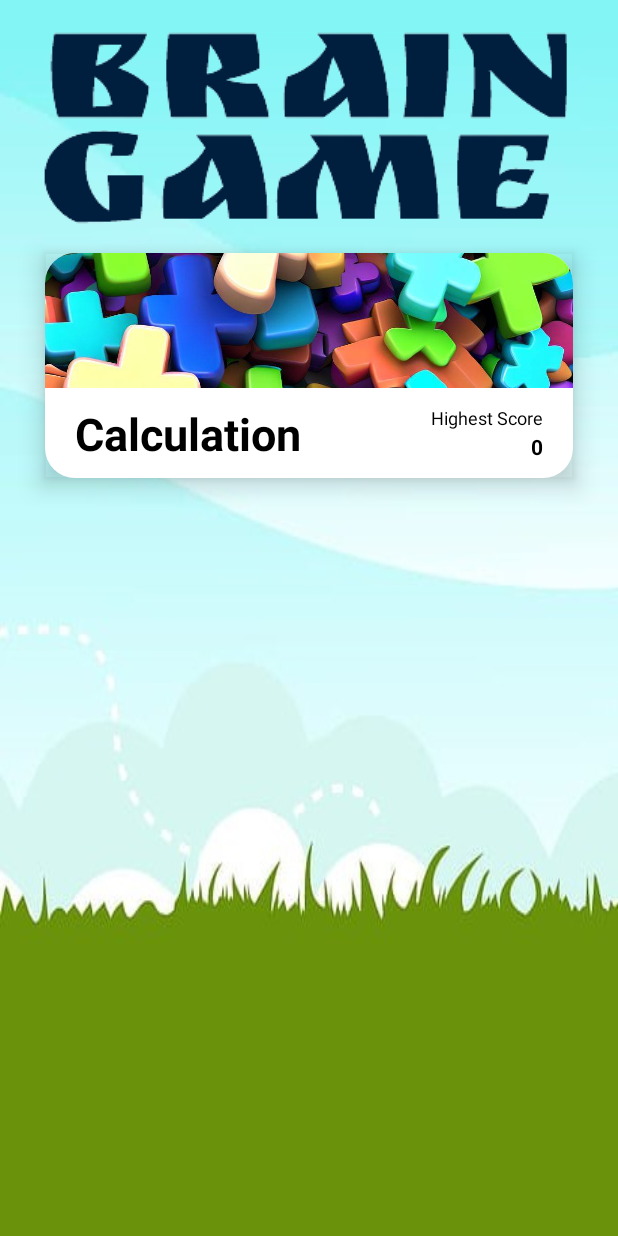
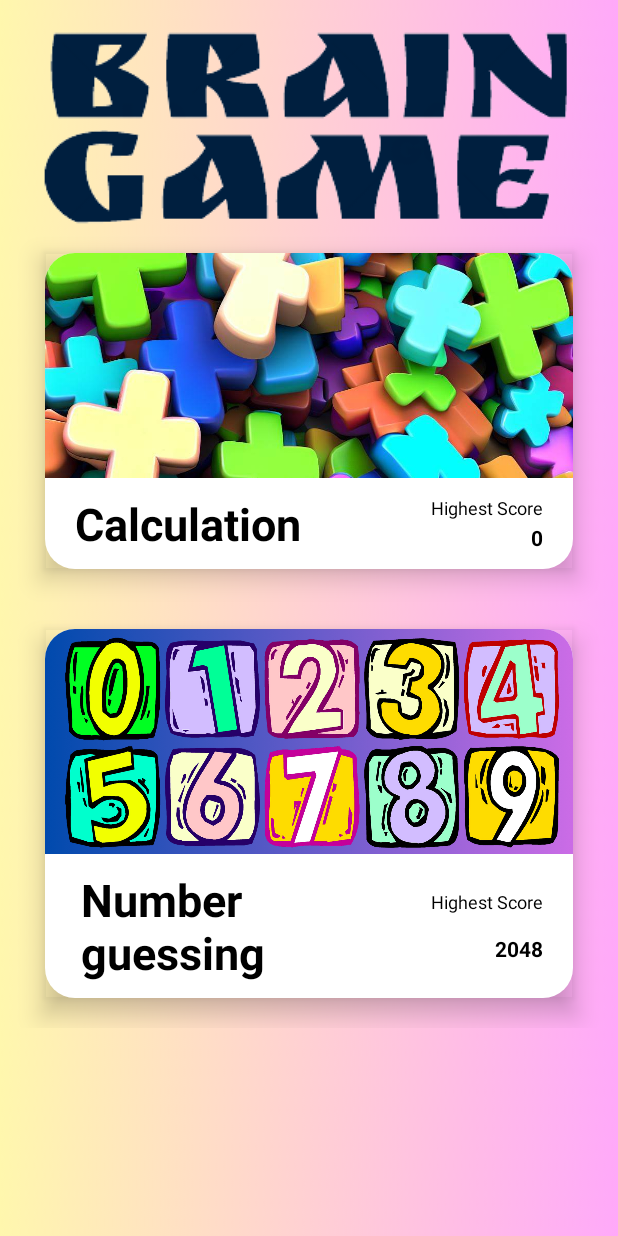
Before and after one commit to tranbaoanhh27/brain-game, an Android app: the screen it shows after launch (MainActivity), on a phone screen of 412 x 824 dp. Run offline under Robolectric (Android 15) with nearby library versions, the phone set to English and light mode, and no system bars.

Commit message:
Initialize Number guessing game

```diff
--- a/app/src/main/AndroidManifest.xml
+++ b/app/src/main/AndroidManifest.xml
@@ -12,6 +12,9 @@
         android:supportsRtl="true"
         android:theme="@style/Theme.MathGame"
         tools:targetApi="31">
+        <activity
+            android:name=".NumberGuessingGameActivity"
+            android:exported="false" />
         <activity
             android:name=".GameResultActivity"
             android:exported="false" />
--- a/app/src/main/java/com/basoft/braingame/MainActivity.java
+++ b/app/src/main/java/com/basoft/braingame/MainActivity.java
@@ -9,8 +9,8 @@ import android.os.Bundle;
 import android.widget.TextView;
 
 public class MainActivity extends AppCompatActivity {
-    private CardView calculationGameCard;
-    private TextView calculationHighScoreTextView;
+    private CardView calculationGameCard, numberGuessingGameCard;
+    private TextView calculationHighScoreTextView, numberGuessingHighScoreTextView;
 
     @Override
     protected void onCreate(Bundle savedInstanceState) {
@@ -34,6 +34,12 @@ public class MainActivity extends AppCompatActivity {
 
     private void setupNavigationRoutes() {
         calculationGameCard.setOnClickListener(v -> startCalculationGameActivity());
+        numberGuessingGameCard.setOnClickListener(v -> startNumberGuessingGameActivity());
+    }
+
+    private void startNumberGuessingGameActivity() {
+        Intent numberGuessingGame = new Intent(MainActivity.this, NumberGuessingGameActivity.class);
+        startActivity(numberGuessingGame);
     }
 
     private void startCalculationGameActivity() {
@@ -44,5 +50,7 @@ public class MainActivity extends AppCompatActivity {
     private void findViews() {
         calculationGameCard = findViewById(R.id.calculation_card);
         calculationHighScoreTextView = findViewById(R.id.calculation_high_score);
+        numberGuessingGameCard = findViewById(R.id.number_guessing_card);
+        numberGuessingHighScoreTextView = findViewById(R.id.number_guessing_high_score);
     }
 }
--- a/app/src/main/res/layout/activity_main.xml
+++ b/app/src/main/res/layout/activity_main.xml
@@ -4,7 +4,7 @@
     xmlns:tools="http://schemas.android.com/tools"
     android:layout_width="match_parent"
     android:layout_height="match_parent"
-    android:background="@drawable/main_background"
+    android:background="@drawable/gradient_pink_background"
     tools:context=".MainActivity">
 
     <ImageView
@@ -35,7 +35,7 @@
             <androidx.cardview.widget.CardView
                 android:id="@+id/calculation_card"
                 android:layout_width="match_parent"
-                android:layout_height="150dp"
+                android:layout_height="wrap_content"
                 android:layout_marginVertical="20dp"
                 android:layout_marginHorizontal="30dp"
                 app:cardBackgroundColor="@android:color/transparent"
@@ -49,13 +49,12 @@
                     <com.google.android.material.imageview.ShapeableImageView
                         android:id="@+id/calculation_image"
                         android:layout_width="match_parent"
-                        android:layout_height="0dp"
+                        android:layout_height="150dp"
                         android:src="@drawable/plus_button_background"
                         android:scaleType="centerCrop"
                         app:layout_constraintStart_toStartOf="parent"
                         app:layout_constraintEnd_toEndOf="parent"
                         app:layout_constraintTop_toTopOf="parent"
-                        app:layout_constraintHeight_percent="0.6"
                         app:shapeAppearanceOverlay="@style/roundedImageView"/>
 
                     <TextView
@@ -67,6 +66,7 @@
                         android:textStyle="bold"
                         android:textColor="@color/black"
                         android:layout_marginStart="20dp"
+                        android:layout_marginVertical="10dp"
                         app:layout_constraintTop_toBottomOf="@id/calculation_image"
                         app:layout_constraintBottom_toBottomOf="parent"
                         app:layout_constraintStart_toStartOf="parent"/>
@@ -99,6 +99,75 @@
 
             </androidx.cardview.widget.CardView>
 
+            <androidx.cardview.widget.CardView
+                android:id="@+id/number_guessing_card"
+                android:layout_width="match_parent"
+                android:layout_height="wrap_content"
+                android:layout_marginVertical="20dp"
+                android:layout_marginHorizontal="30dp"
+                app:cardBackgroundColor="@android:color/transparent"
+                app:cardElevation="10dp">
+
+                <androidx.constraintlayout.widget.ConstraintLayout
+                    android:layout_width="match_parent"
+                    android:layout_height="match_parent"
+                    android:background="@drawable/rounded_rectangle">
+
+                    <com.google.android.material.imageview.ShapeableImageView
+                        android:id="@+id/number_guessing_image"
+                        android:layout_width="match_parent"
+                        android:layout_height="150dp"
+                        android:src="@drawable/number_guessing_game_background"
+                        android:scaleType="fitXY"
+                        app:layout_constraintStart_toStartOf="parent"
+                        app:layout_constraintEnd_toEndOf="parent"
+                        app:layout_constraintTop_toTopOf="parent"
+                        app:shapeAppearanceOverlay="@style/roundedImageView"/>
+
+                    <TextView
+                        android:id="@+id/number_guessing_title"
+                        android:layout_width="0dp"
+                        android:layout_height="wrap_content"
+                        android:text="@string/number_guessing"
+                        android:textSize="30sp"
+                        android:textStyle="bold"
+                        android:textColor="@color/black"
+                        android:layout_marginStart="20dp"
+                        android:layout_marginVertical="10dp"
+                        app:layout_constraintTop_toBottomOf="@id/number_guessing_image"
+                        app:layout_constraintBottom_toBottomOf="parent"
+                        app:layout_constraintStart_toStartOf="parent"
+                        app:layout_constraintEnd_toStartOf="@id/number_guessing_high_score_label"
+                        app:layout_constraintWidth_percent="0.65"/>
+
+                    <TextView
+                        android:id="@+id/number_guessing_high_score_label"
+                        android:text="@string/highest_score"
+                        android:textSize="12sp"
+                        android:layout_width="wrap_content"
+                        android:layout_height="wrap_content"
+                        android:layout_marginEnd="20dp"
+                        android:textColor="@color/black"
+                        app:layout_constraintTop_toTopOf="@id/number_guessing_title"
+                        app:layout_constraintBottom_toTopOf="@id/number_guessing_high_score"
+                        app:layout_constraintEnd_toEndOf="parent"/>
+
+                    <TextView
+                        android:id="@+id/number_guessing_high_score"
+                        android:text="@string/_2048"
+                        android:layout_width="wrap_content"
+                        android:layout_height="wrap_content"
+                        android:textSize="14sp"
+                        android:textStyle="bold"
+                        android:textColor="@color/black"
+                        app:layout_constraintTop_toBottomOf="@id/number_guessing_high_score_label"
+                        app:layout_constraintBottom_toBottomOf="@id/number_guessing_title"
+                        app:layout_constraintEnd_toEndOf="@id/number_guessing_high_score_label"/>
+
+                </androidx.constraintlayout.widget.ConstraintLayout>
+
+            </androidx.cardview.widget.CardView>
+
         </LinearLayout>
 
     </ScrollView>
--- a/app/src/main/res/values-night/themes.xml
+++ b/app/src/main/res/values-night/themes.xml
@@ -1,6 +1,6 @@
 <resources xmlns:tools="http://schemas.android.com/tools">
     <!-- Base application theme. -->
-    <style name="Base.Theme.MathGame" parent="Theme.Material3.DayNight.NoActionBar">
+    <style name="Base.Theme.MathGame" parent="Theme.Material3.Light.NoActionBar">
         <!-- Customize your dark theme here. -->
         <!-- <item name="colorPrimary">@color/my_dark_primary</item> -->
     </style>
--- a/app/src/main/res/values/strings.xml
+++ b/app/src/main/res/values/strings.xml
@@ -30,4 +30,7 @@
     <string name="play_again">Play Again</string>
     <string name="no">No</string>
     <string name="yes">Yes</string>
+    <string name="number_guessing">Number guessing</string>
+    <string name="magician">Magician</string>
+    <string name="test">TEST</string>
 </resources>
--- a/app/src/main/res/values/themes.xml
+++ b/app/src/main/res/values/themes.xml
@@ -1,6 +1,6 @@
 <resources xmlns:tools="http://schemas.android.com/tools">
     <!-- Base application theme. -->
-    <style name="Base.Theme.MathGame" parent="Theme.Material3.DayNight.NoActionBar">
+    <style name="Base.Theme.MathGame" parent="Theme.Material3.Light.NoActionBar">
         <!-- Customize your light theme here. -->
         <!-- <item name="colorPrimary">@color/my_light_primary</item> -->
     </style>
```
Also changed, not shown: app/src/main/java/com/basoft/braingame/NumberGuessingGame.java (added, +22 -0 lines), app/src/main/java/com/basoft/braingame/NumberGuessingGameActivity.java (added, +50 -0 lines), app/src/main/java/com/basoft/braingame/NumberGuessingGameObserver.java (added, +7 -0 lines), app/src/main/java/com/basoft/braingame/TypeWriter.java (added, +44 -0 lines), app/src/main/res/layout/activity_number_guessing_game.xml (added, +83 -0 lines), app/src/main/res/drawable-nodpi/gradient_pink_background.png (added), app/src/main/res/drawable-nodpi/gradient_purple_background.png (added), app/src/main/res/drawable-nodpi/magician_happy.png (added), app/src/main/res/drawable-nodpi/magician_question.png (added), app/src/main/res/drawable-nodpi/number_guessing_game_background.png (added), 1 other file.
